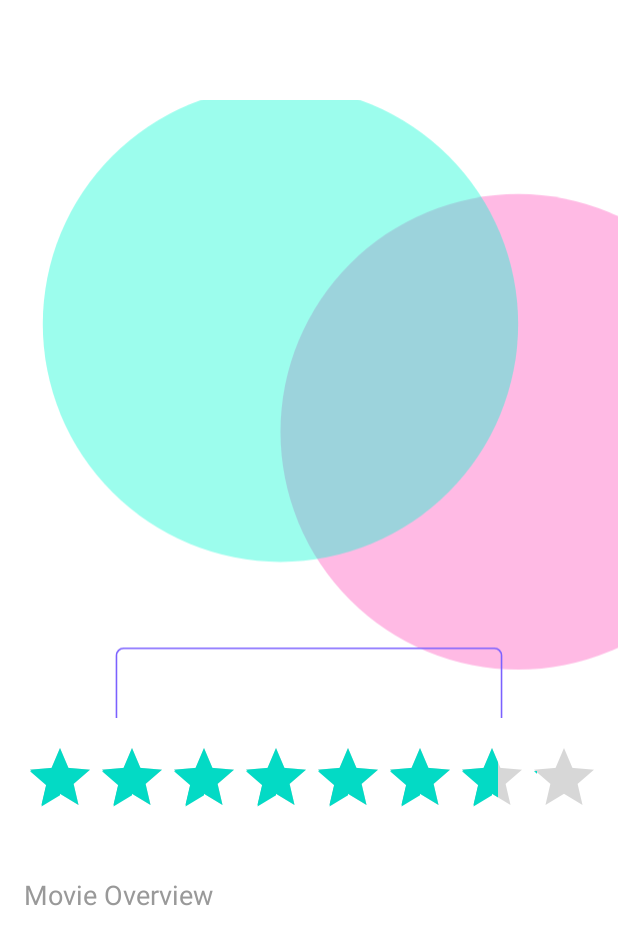
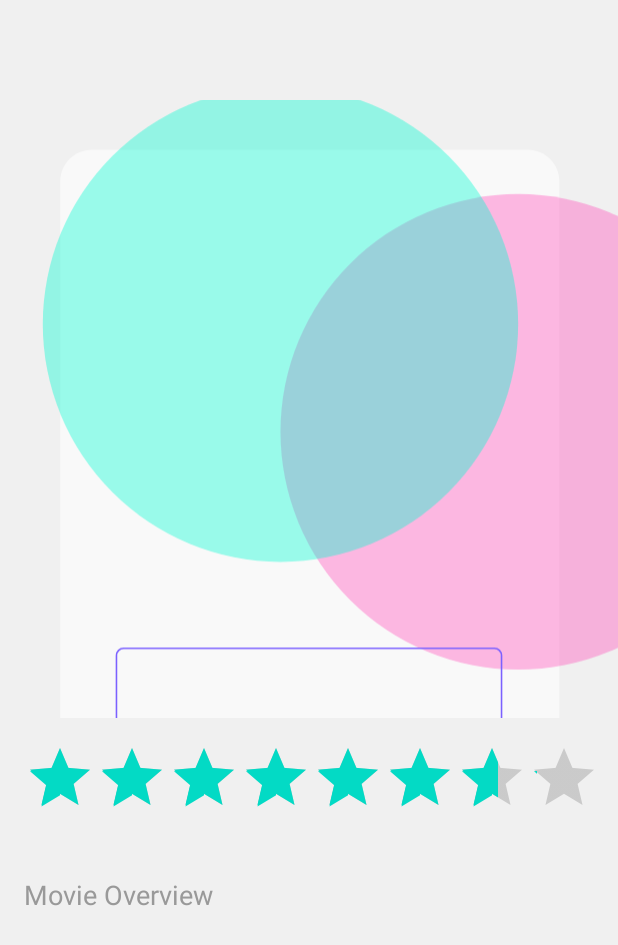
Before and after one commit to mukhsadr/Flixster, an Android app: the DetailActivity screen opened directly, with no data from a screen before it, on a phone screen of 412 x 824 dp. Shown: the top 945 px of the screen. Run offline under Robolectric (Android 15) with nearby library versions, the phone set to English and light mode, and no system bars; pictures from the network do not load; 5 statements that could not run were skipped.

```diff
--- a/app/src/main/res/layout/activity_detail.xml
+++ b/app/src/main/res/layout/activity_detail.xml
@@ -6,7 +6,8 @@
     android:id="@+id/container"
     android:layout_width="match_parent"
     android:layout_height="match_parent"
-    android:orientation="vertical">
+    android:orientation="vertical"
+    android:background="@color/background">
 
     <TextView
         android:id="@+id/tvTitle"
--- a/app/src/main/res/layout/activity_main.xml
+++ b/app/src/main/res/layout/activity_main.xml
@@ -6,7 +6,7 @@
     android:id="@+id/container"
     android:layout_width="match_parent"
     android:layout_height="match_parent"
-    android:background="@drawable/ic_bg"
+    android:background="@color/background"
     tools:context=".MainActivity">
 
     <!-- Fragment container -->
--- a/app/src/main/res/layout/fragment_now_playing.xml
+++ b/app/src/main/res/layout/fragment_now_playing.xml
@@ -5,7 +5,7 @@
     android:layout_width="match_parent"
     android:layout_height="match_parent"
     tools:context=".Fragments.NowPlaying"
-    android:background="@drawable/ic_bg">
+    android:background="@color/background">
 
 
     <androidx.recyclerview.widget.RecyclerView
--- a/app/src/main/res/layout/fragment_now_trending.xml
+++ b/app/src/main/res/layout/fragment_now_trending.xml
@@ -5,7 +5,7 @@
     android:layout_width="match_parent"
     android:layout_height="match_parent"
     tools:context=".Fragments.NowTrending"
-    android:background="@drawable/ic_bg">
+    android:background="@color/background">
 
 
     <androidx.recyclerview.widget.RecyclerView
--- a/app/src/main/res/layout/fragment_now_upcoming.xml
+++ b/app/src/main/res/layout/fragment_now_upcoming.xml
@@ -5,7 +5,7 @@
     android:layout_width="match_parent"
     android:layout_height="match_parent"
     tools:context=".Fragments.NowUpcoming"
-    android:background="@drawable/ic_bg">
+    android:background="@color/background">
 
 
     <androidx.recyclerview.widget.RecyclerView
```
Also changed, not shown: app/src/main/res/layout/item_movie.xml (+11 -3 lines).
